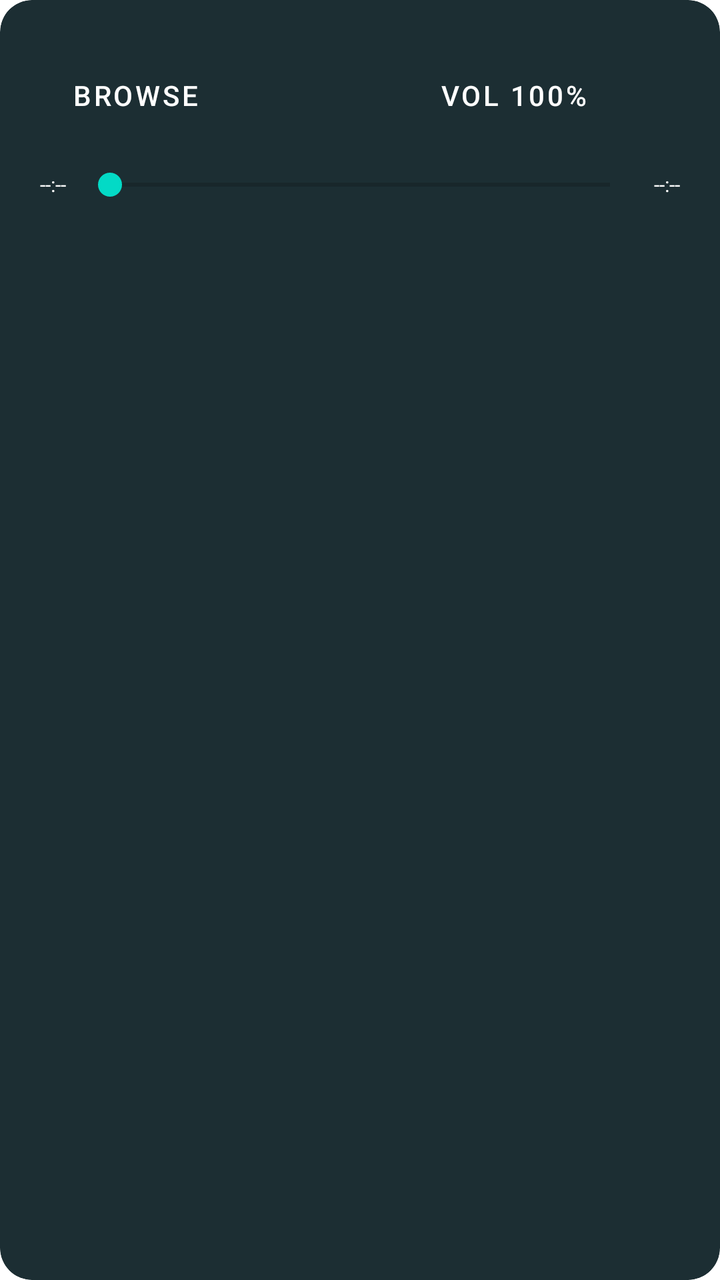
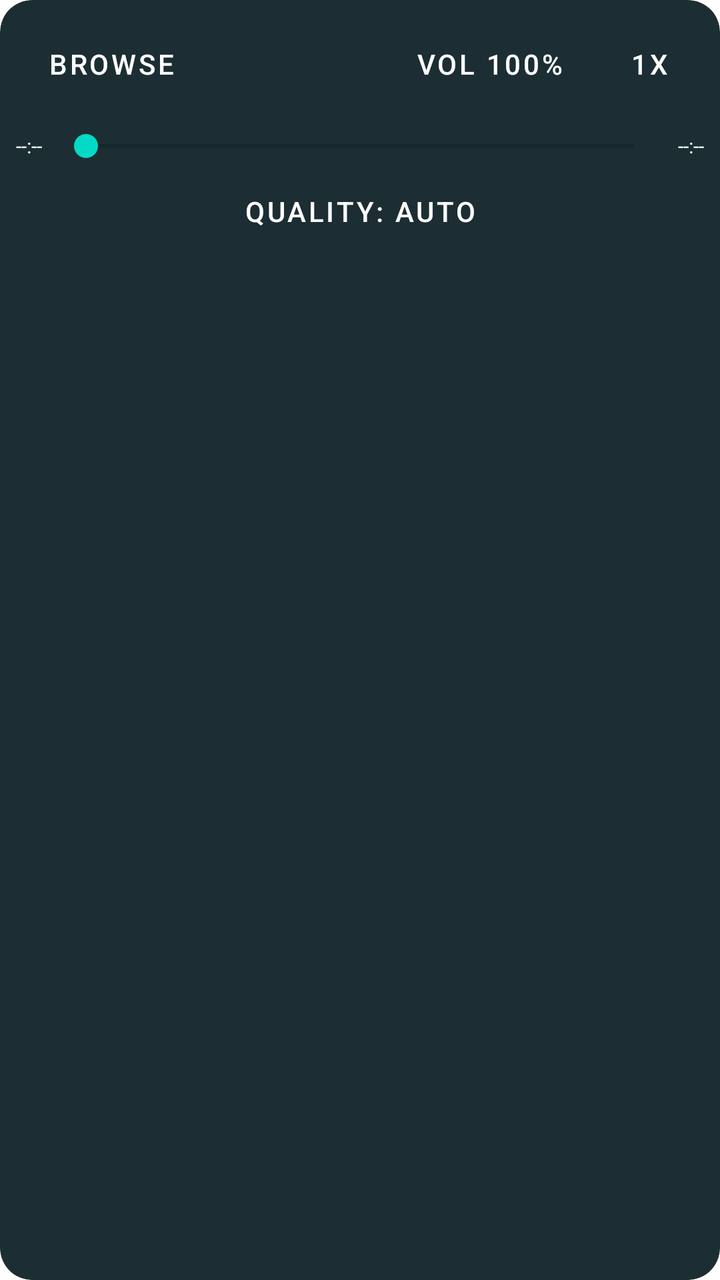

Before-and-after screenshots of an Android layout around one commit, followed by the original layout XML and the change that was made.
<!-- AndroidManifest.xml: fallback theme Theme.MaterialComponents.DayNight.NoActionBar -->
<!-- res/layout/controls.xml -->
<?xml version="1.0" encoding="utf-8" ?>

<LinearLayout
  xmlns:android="http://schemas.android.com/apk/res/android"
  xmlns:app="http://schemas.android.com/apk/res-auto"
  android:layout_width="match_parent"
  android:layout_height="match_parent"
  android:orientation="vertical"
  android:background="@drawable/layout_bg"
  android:clipToOutline="true"
  android:padding="20dp"
>
  <LinearLayout
    android:layout_width="match_parent"
    android:layout_height="wrap_content"
    android:gravity="center"
    android:orientation="horizontal"
  >
    <Button
      android:id="@+id/browse_button"
      android:layout_width="wrap_content"
      android:layout_height="wrap_content"
      android:text="Browse"
      android:background="@android:color/transparent"
    />
    <Button
      android:id="@+id/back_button"
      android:layout_width="wrap_content"
      android:layout_height="wrap_content"
      android:drawableStart="@drawable/back"
      android:background="@android:color/transparent"
    />
    <Button
      android:id="@+id/volume_button"
      android:layout_width="wrap_content"
      android:layout_height="wrap_content"
      android:text="Vol 100%"
      android:background="@android:color/transparent"
    />
    <Button
      android:id="@+id/speed_button"
      android:layout_width="wrap_content"
      android:layout_height="wrap_content"
      android:text="1x"
      android:background="@android:color/transparent"
    />
    <Button
      android:id="@+id/play_pause_button"
      android:layout_width="wrap_content"
      android:layout_height="wrap_content"
      android:drawableStart="@drawable/play"
      android:background="@android:color/transparent"
    />
    <Button
      android:id="@+id/forward_button"
      android:layout_width="wrap_content"
      android:layout_height="wrap_content"
      android:drawableStart="@drawable/forward"
      android:background="@android:color/transparent"
    />
  </LinearLayout>
  <LinearLayout
    android:layout_width="match_parent"
    android:layout_height="wrap_content"
    android:layout_marginTop="8dp"
    android:gravity="center_vertical"
    android:orientation="horizontal"
  >
    <TextView
      android:id="@+id/elapsed_time"
      android:layout_width="wrap_content"
      android:layout_height="wrap_content"
      android:text="--:--"
      android:textColor="@android:color/white"
      android:textSize="10sp"
    />
    <SeekBar
      style="@style/Widget.AppCompat.SeekBar"
      android:id="@+id/seek_bar"
      android:layout_width="0dp"
      android:layout_height="wrap_content"
      android:layout_weight="1"
      android:layout_marginHorizontal="6dp"
    />
    <TextView
      android:id="@+id/duration_time"
      android:layout_width="wrap_content"
      android:layout_height="wrap_content"
      android:text="--:--"
      android:textColor="@android:color/white"
      android:textSize="10sp"
    />
  </LinearLayout>
</LinearLayout>
<!-- resources referenced by this layout -->
<resources>
  <!-- drawable back: png bitmap (drawable, 252 bytes) -->
  <!-- drawable forward: png bitmap (drawable, 244 bytes) -->
  <!-- drawable layout_bg (drawable) -->
  <?xml version="1.0" encoding="UTF-8" ?>
  
  <shape xmlns:android="http://schemas.android.com/apk/res/android">
    <solid android:color="#FF1C2E33" />
    <corners android:radius="16dp" />
    <padding
      android:left="0dp"
      android:top="0dp"
      android:right="0dp"
      android:bottom="0dp"
    />
  </shape>
  <!-- drawable play: png bitmap (drawable, 246 bytes) -->
  <style name="Widget.AppCompat.SeekBar" parent="Base.Widget.AppCompat.SeekBar" />
</resources>

<!-- the commit's change to res/layout/controls.xml (unified diff, before → after) -->
@@ -8,7 +8,7 @@
   android:orientation="vertical"
   android:background="@drawable/layout_bg"
   android:clipToOutline="true"
-  android:padding="20dp"
+  android:padding="8dp"
 >
   <LinearLayout
     android:layout_width="match_parent"
@@ -91,4 +91,21 @@
       android:textSize="10sp"
     />
   </LinearLayout>
+  <LinearLayout
+    android:layout_width="match_parent"
+    android:layout_height="wrap_content"
+    android:layout_marginTop="4dp"
+    android:gravity="center"
+    android:orientation="horizontal"
+  >
+    <Button
+      android:id="@+id/quality_button"
+      android:layout_width="wrap_content"
+      android:layout_height="wrap_content"
+      android:minHeight="32dp"
+      android:minWidth="0dp"
+      android:text="Quality: Auto"
+      android:background="@android:color/transparent"
+    />
+  </LinearLayout>
 </LinearLayout>
